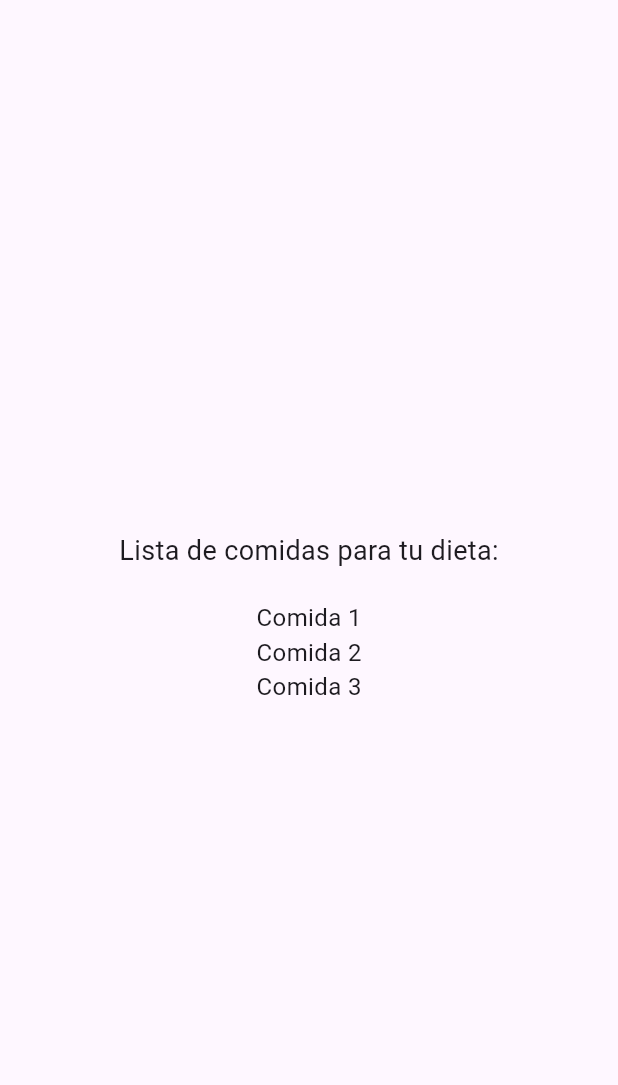
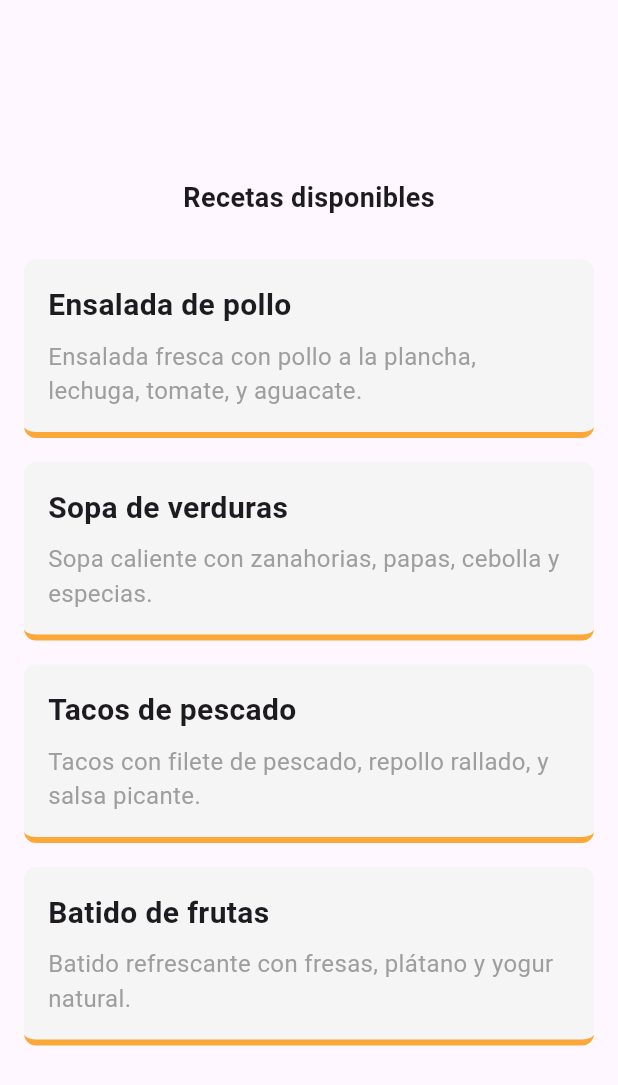
Before and after one commit to dian7875/food_diet, a Flutter app: the DietList widget shown alone on an empty page, opened directly, on a phone screen of 412 x 824 dp. Shown: the top 1085 px of the screen. Run offline on Flutter 3.47's test engine with Material 3 defaults, Android fonts, the light colour scheme and no system bars; our stand-ins replace dio, go_router, shared_preferences; accounts and stored records are empty.

Commit message:
Lista de comidas
Diseño de la card

```diff
--- a/lib/features/Dashboard/pages/home_page.dart
+++ b/lib/features/Dashboard/pages/home_page.dart
@@ -12,13 +12,13 @@ class HomePage extends StatelessWidget {
     return Scaffold(
       appBar: AppBar(
         title: Text(
-          hasDiet ? 'Menu del dia' : 'Crear dieta',
+          !hasDiet ? 'Menu del dia' : 'Crear dieta',
           style: TextStyle(color: Colors.black, fontWeight: FontWeight.bold),
         ),
          backgroundColor: const Color(0xFFD1D696),
          centerTitle: true,
       ),
-      body: hasDiet ? const DietList() : const CreateDietButton(),
+      body: !hasDiet ?  DietList() : const CreateDietButton(),
     );
   }
 }
--- a/lib/features/Dashboard/widgets/diet_list.dart
+++ b/lib/features/Dashboard/widgets/diet_list.dart
@@ -1,22 +1,74 @@
 import 'package:flutter/material.dart';
 
 class DietList extends StatelessWidget {
-  const DietList({super.key});
+  DietList({super.key});
 
+  final List<Map<String, String>> dietList = [
+    {
+      'nombre': 'Ensalada de pollo',
+      'descripcion':
+          'Ensalada fresca con pollo a la plancha, lechuga, tomate, y aguacate.',
+    },
+    {
+      'nombre': 'Sopa de verduras',
+      'descripcion': 'Sopa caliente con zanahorias, papas, cebolla y especias.',
+    },
+    {
+      'nombre': 'Tacos de pescado',
+      'descripcion':
+          'Tacos con filete de pescado, repollo rallado, y salsa picante.',
+    },
+    {
+      'nombre': 'Batido de frutas',
+      'descripcion': 'Batido refrescante con fresas, plátano y yogur natural.',
+    },
+  ];
   @override
   Widget build(BuildContext context) {
     return Center(
       child: Column(
         mainAxisAlignment: MainAxisAlignment.center,
         children: [
-          const Text(
-            'Lista de comidas para tu dieta:',
-            style: TextStyle(fontSize: 18),
-          ),
+          const Text('Recetas disponibles', style: TextStyle(fontSize: 18, fontWeight: FontWeight.bold,)),
           const SizedBox(height: 20),
-          const Text('Comida 1', style: TextStyle(fontSize: 16)),
-          const Text('Comida 2', style: TextStyle(fontSize: 16)),
-          const Text('Comida 3', style: TextStyle(fontSize: 16)),
+          if (dietList.isEmpty)
+            const Text('No hay recetas disponibles')
+          else
+            ...dietList.map((receta) {
+              return Container(
+                margin: const EdgeInsets.symmetric(vertical: 8, horizontal: 16),
+                decoration: BoxDecoration(
+                  color: const Color(0xFFF5F5F5),
+                  borderRadius: BorderRadius.circular(8),
+                  border: Border(
+                    bottom: BorderSide(color: Color(0xFFFCA838), width: 4),
+                  ),
+                ),
+                child: Padding(
+                  padding: const EdgeInsets.all(16),
+                  child: Column(
+                    crossAxisAlignment: CrossAxisAlignment.start,
+                    children: [
+                      Text(
+                        receta['nombre'] ?? 'Nombre no disponible',
+                        style: const TextStyle(
+                          fontSize: 20,
+                          fontWeight: FontWeight.bold,
+                        ),
+                      ),
+                      const SizedBox(height: 8),
+                      Text(
+                        receta['descripcion'] ?? 'Descripción no disponible',
+                        style: const TextStyle(
+                          fontSize: 16,
+                          color: Colors.grey,
+                        ),
+                      ),
+                    ],
+                  ),
+                ),
+              );
+            }).toList(),
         ],
       ),
     );
--- a/lib/layout/main_screen.dart
+++ b/lib/layout/main_screen.dart
@@ -38,7 +38,7 @@ class _MainScreenState extends State<MainScreen> {
         type: BottomNavigationBarType.fixed,
         selectedItemColor: Colors.green,
         backgroundColor: Color(0xFFD1D696),
-        unselectedItemColor: Colors.grey,
+        unselectedItemColor: const Color.fromARGB(255, 0, 0, 0),
         items: const [
           BottomNavigationBarItem(icon: Icon(Icons.menu), label: 'Menu'),
           BottomNavigationBarItem(icon: Icon(Icons.format_list_bulleted), label: 'Mis comidas'),
```
